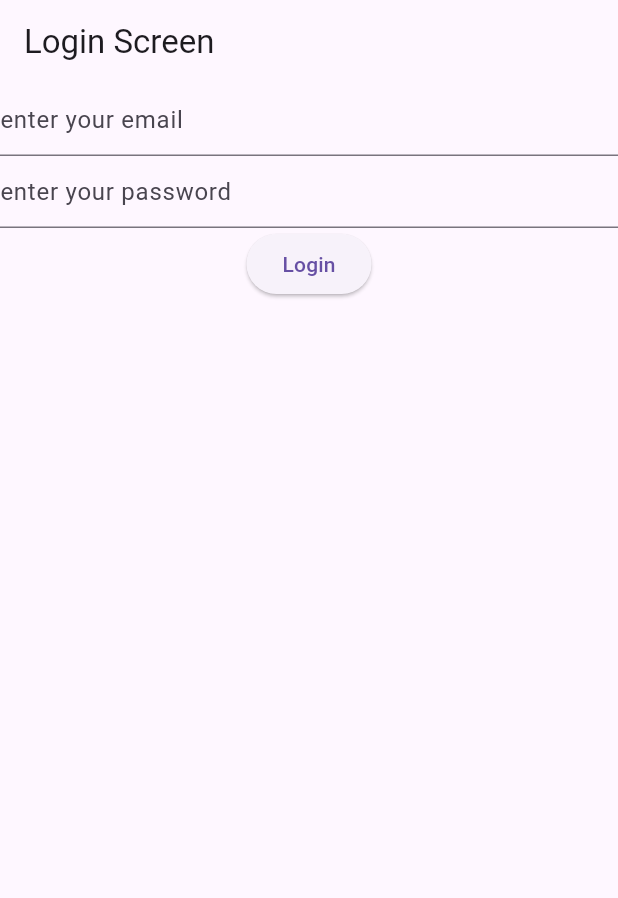
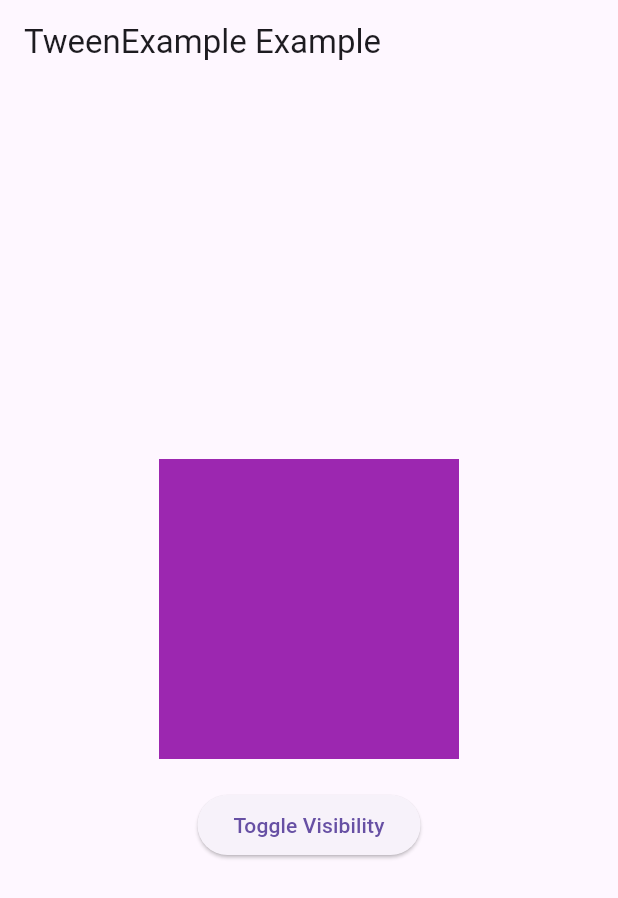
Before and after one commit to Azad99-9/Flutter-widgets-demonstration, a Flutter app: the screen it shows after launch, on a phone screen of 412 x 824 dp. Shown: the top 898 px of the screen. Run offline on Flutter 3.47's test engine with Material 3 defaults, Android fonts, the phone set to English and light mode, and no system bars; our stand-ins replace dio, flutter_riverpod, go_router, google_fonts, hive, hive_flutter and 1 more; accounts and stored records are empty.

Commit message:
animations

```diff
--- a/lib/main.dart
+++ b/lib/main.dart
@@ -50,6 +50,14 @@
 import 'package:first_project/models/hive_user_model.dart';
 import 'package:first_project/models/post_model.dart';
 import 'package:first_project/views/login_screen.dart';
+import 'package:first_project/views/practice_basics/implicit_animations/animated_align.dart';
+import 'package:first_project/views/practice_basics/implicit_animations/animated_container.dart';
+import 'package:first_project/views/practice_basics/implicit_animations/animated_crossfade.dart';
+import 'package:first_project/views/practice_basics/implicit_animations/animated_opacity.dart';
+import 'package:first_project/views/practice_basics/implicit_animations/animated_padding.dart';
+import 'package:first_project/views/practice_basics/implicit_animations/animated_positioned.dart';
+import 'package:first_project/views/practice_basics/implicit_animations/animated_textstyle.dart';
+import 'package:first_project/views/practice_basics/implicit_animations/tween_example.dart';
 import 'package:first_project/views/practice_basics/profile_screen.dart';
 import 'package:first_project/views/practice_basics/provider_example.dart';
 import 'package:first_project/views/practice_basics/riverpod_example_simple_provider.dart';
@@ -155,7 +163,7 @@ class MyApp extends StatelessWidget {
   @override
   Widget build(BuildContext context) {
     return MaterialApp(
-      home:  LoginScreen(),
+      home:  TweenExample(),
     );
   }
 }
--- /dev/null
+++ b/lib/views/practice_basics/implicit_animations/tween_example.dart
@@ -0,0 +1,45 @@
+import 'package:flutter/material.dart';
+
+class TweenExample extends StatefulWidget {
+  @override
+  _TweenExampleState createState() => _TweenExampleState();
+}
+
+class _TweenExampleState extends State<TweenExample> {
+  bool _expanded = true;
+
+  @override
+  Widget build(BuildContext context) {
+    return Scaffold(
+      appBar: AppBar(title: const Text("TweenExample Example")),
+      body: Center(
+        child: Column(
+          mainAxisAlignment: MainAxisAlignment.center,
+          children: [
+            TweenAnimationBuilder<double>(
+              tween: Tween(begin: 0, end: _expanded ? 200 : 100),
+              duration: const Duration(seconds: 1),
+              builder: (context, value, child) {
+                return Container(
+                  width: value,
+                  height: value,
+                  color: Colors.purple,
+                );
+              },
+            )
+            ,
+            const SizedBox(height: 20),
+            ElevatedButton(
+              onPressed: () {
+                setState(() {
+                  _expanded = !_expanded;
+                });
+              },
+              child: const Text("Toggle Visibility"),
+            )
+          ],
+        ),
+      ),
+    );
+  }
+}
```
Also changed, not shown: lib/views/practice_basics/implicit_animations/animated_align.dart (added, +40 -0 lines), lib/views/practice_basics/implicit_animations/animated_container.dart (added, +42 -0 lines), lib/views/practice_basics/implicit_animations/animated_crossfade.dart (added, +42 -0 lines), lib/views/practice_basics/implicit_animations/animated_opacity.dart (added, +42 -0 lines), lib/views/practice_basics/implicit_animations/animated_padding.dart (added, +41 -0 lines), lib/views/practice_basics/implicit_animations/animated_positioned.dart (added, +49 -0 lines), lib/views/practice_basics/implicit_animations/animated_textstyle.dart (added, +43 -0 lines).
